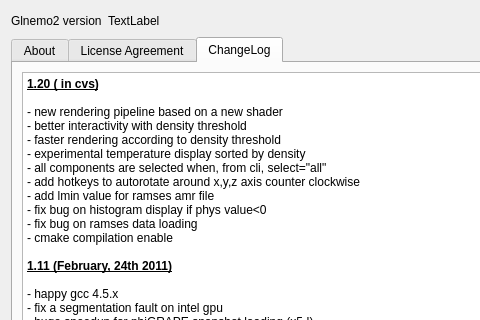
Before: the Qt Designer form usr/jcl/glnemo2/src/formabout.ui in teuben/nemo, drawn with Qt 5; both pictures show x 0 to 480 and y 0 to 320 of the 715 by 456 pixel window.
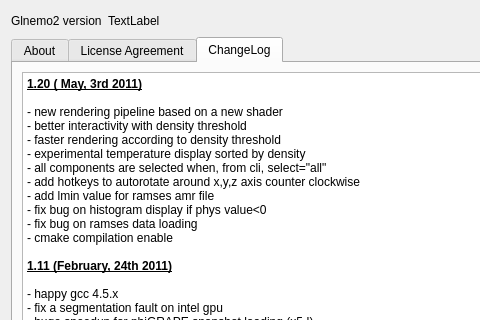
After: the same form once the commit is applied. Icons and pictures are not drawn.

```diff
--- a/usr/jcl/glnemo2/src/formabout.ui
+++ b/usr/jcl/glnemo2/src/formabout.ui
@@ -1057,7 +1057,7 @@
 &lt;table border=&quot;0&quot; style=&quot;-qt-table-type: root; margin-top:4px; margin-bottom:4px; margin-left:4px; margin-right:4px;&quot;&gt;
 &lt;tr&gt;
 &lt;td style=&quot;border: none;&quot;&gt;
-&lt;p style=&quot; margin-top:0px; margin-bottom:0px; margin-left:0px; margin-right:0px; -qt-block-indent:0; text-indent:0px;&quot;&gt;&lt;span style=&quot; font-weight:600; text-decoration: underline;&quot;&gt;1.20 ( in cvs)&lt;/span&gt;&lt;/p&gt;
+&lt;p style=&quot; margin-top:0px; margin-bottom:0px; margin-left:0px; margin-right:0px; -qt-block-indent:0; text-indent:0px;&quot;&gt;&lt;span style=&quot; font-weight:600; text-decoration: underline;&quot;&gt;1.20 ( May, 3rd 2011)&lt;/span&gt;&lt;/p&gt;
 &lt;p style=&quot;-qt-paragraph-type:empty; margin-top:0px; margin-bottom:0px; margin-left:0px; margin-right:0px; -qt-block-indent:0; text-indent:0px; font-weight:600; text-decoration: underline;&quot;&gt;&lt;/p&gt;
 &lt;p style=&quot; margin-top:0px; margin-bottom:0px; margin-left:0px; margin-right:0px; -qt-block-indent:0; text-indent:0px;&quot;&gt;- new rendering pipeline based on a new shader&lt;/p&gt;
 &lt;p style=&quot; margin-top:0px; margin-bottom:0px; margin-left:0px; margin-right:0px; -qt-block-indent:0; text-indent:0px;&quot;&gt;- better interactivity with density threshold&lt;/p&gt;
```
